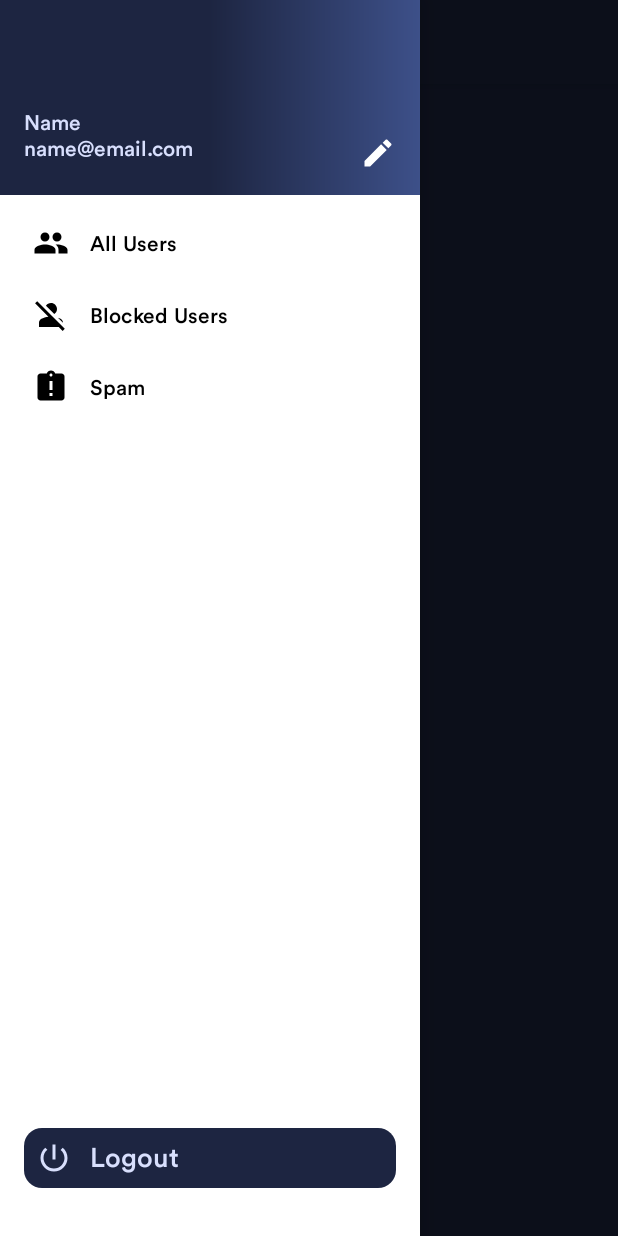
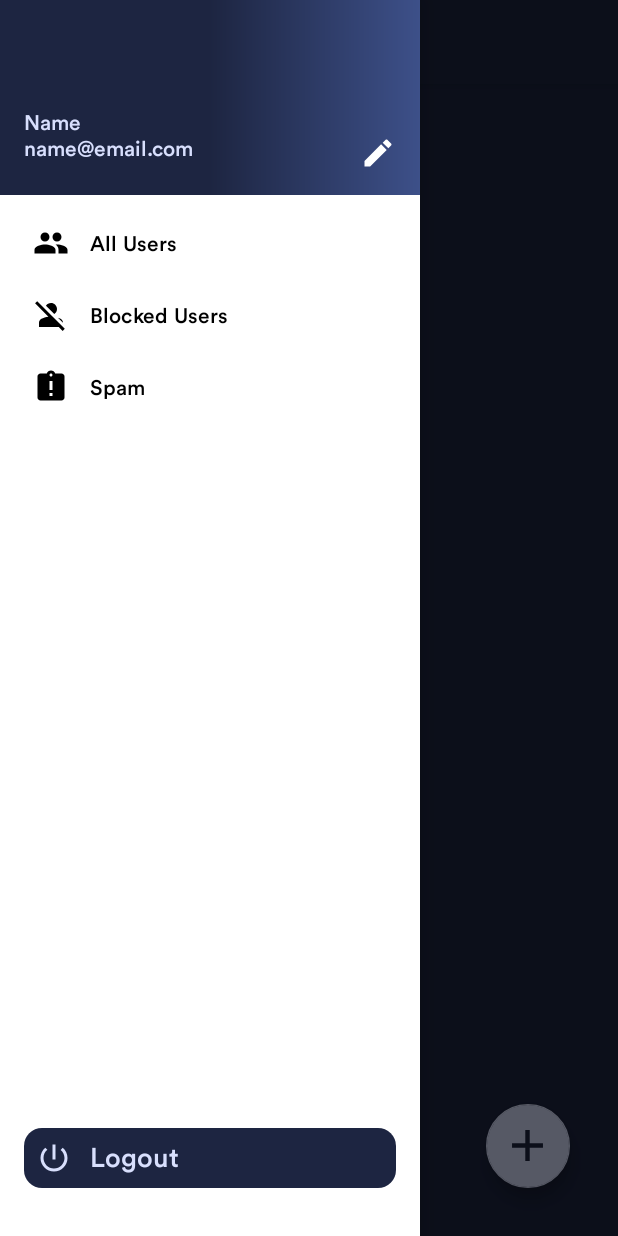
Before and after one commit to Umair-Syed/TheSystem_SpamDetection, an Android app: the screen it shows after launch once a user with an empty profile is signed in (MainActivity), with the side drawer open, on a phone screen of 412 x 824 dp. Run offline under Robolectric (Android 15) with nearby library versions, the phone set to English and light mode, and no system bars; our stand-ins replace Firebase (no records; nobody signed in at launch, a user with empty details on screens opened directly), navigation-ui; 4 statements that could not run were skipped.

Commit message:
feat: add product to database

```diff
--- a/app/build.gradle
+++ b/app/build.gradle
@@ -82,4 +82,8 @@ dependencies {
     def nav_version = "2.3.0"
     implementation "androidx.navigation:navigation-fragment-ktx:$nav_version"
     implementation "androidx.navigation:navigation-ui-ktx:$nav_version"
+
+    // Glide
+    implementation 'com.github.bumptech.glide:glide:4.11.0'
+    kapt 'com.github.bumptech.glide:compiler:4.11.0'
 }
--- a/app/src/main/java/com/skapps/android/csicodathonproject/ui/home/HomeFragment.kt
+++ b/app/src/main/java/com/skapps/android/csicodathonproject/ui/home/HomeFragment.kt
@@ -3,13 +3,28 @@ package com.skapps.android.csicodathonproject.ui.home
 import android.os.Bundle
 import android.view.View
 import androidx.appcompat.app.AppCompatActivity
+import androidx.datastore.core.DataStore
+import androidx.datastore.preferences.core.Preferences
+import androidx.datastore.preferences.core.preferencesKey
+import androidx.datastore.preferences.createDataStore
 import androidx.fragment.app.Fragment
+import androidx.lifecycle.lifecycleScope
+import androidx.navigation.fragment.findNavController
 import com.skapps.android.csicodathonproject.R
+import com.skapps.android.csicodathonproject.data.Product
 import com.skapps.android.csicodathonproject.databinding.FragmentHomeBinding
+import com.skapps.android.csicodathonproject.ui.login.DATA_STORE_KEY
+import com.skapps.android.csicodathonproject.ui.login.PREF_KEY_IS_ADMIN
+import kotlinx.coroutines.flow.Flow
+import kotlinx.coroutines.flow.collect
+import kotlinx.coroutines.flow.map
+import kotlinx.coroutines.launch
 
 
-class HomeFragment : Fragment(R.layout.fragment_home) {
+class HomeFragment : Fragment(R.layout.fragment_home), ProductsListAdapter.ItemAdapterListener {
     private lateinit var binding: FragmentHomeBinding
+
+    private val productList = ArrayList<Product>()
 
     override fun onViewCreated(view: View, savedInstanceState: Bundle?) {
         super.onViewCreated(view, savedInstanceState)
@@ -20,5 +35,45 @@ class HomeFragment : Fragment(R.layout.fragment_home) {
             (activity as MainActivity).supportActionBar?.title = "Products"
         }
 
+        setUpFab()
+
+        binding.productsRecyclerView.adapter = ProductsListAdapter(requireContext(), this)
+
+    }
+
+    //admin only
+    private fun setUpFab() {
+        val dataStore: DataStore<Preferences> = requireActivity().createDataStore(
+            name = DATA_STORE_KEY
+        )
+        val isAdminKey = preferencesKey<Boolean>(PREF_KEY_IS_ADMIN)
+        val isAdminFlow: Flow<Boolean> = dataStore.data.map {
+            it[isAdminKey] ?: false
+        }
+
+        lifecycleScope.launch {
+            isAdminFlow.collect { isAdmin ->
+                if (!isAdmin) {
+                    binding.fab.visibility = View.GONE
+                } else {
+                    binding.fab.visibility = View.VISIBLE
+                }
+
+                binding.fab.setOnClickListener {
+                    if (isAdmin) {
+                        val action = HomeFragmentDirections.actionHomeFragmentToAddProductFragment()
+                        findNavController().navigate(action)
+                    }
+                }
+
+            }
+        }
+    }
+
+
+
+    override fun onItemClicked(product: Product) {
+        val action = HomeFragmentDirections.actionHomeFragmentToProductDetailsFragment(product)
+        findNavController().navigate(action)
     }
 }
--- a/app/src/main/java/com/skapps/android/csicodathonproject/util/FirebaseUtils.kt
+++ b/app/src/main/java/com/skapps/android/csicodathonproject/util/FirebaseUtils.kt
@@ -4,5 +4,6 @@ package com.skapps.android.csicodathonproject.util
  * Created by Syed Umair on 17/12/2020.
  */
 const val KEY_COLLECTION_USERS: String = "users"
+const val KEY_COLLECTION_PRODUCTS: String = "products"
 const val KEY_USER_DOC_NAME = "name"
 const val KEY_USER_DOC_EMAIL = "email"
--- /dev/null
+++ b/app/src/main/res/drawable/ic_baseline_add_24.xml
@@ -0,0 +1,10 @@
+<vector xmlns:android="http://schemas.android.com/apk/res/android"
+    android:width="24dp"
+    android:height="24dp"
+    android:viewportWidth="24"
+    android:viewportHeight="24"
+    android:tint="?attr/colorControlNormal">
+  <path
+      android:fillColor="@android:color/white"
+      android:pathData="M19,13h-6v6h-2v-6H5v-2h6V5h2v6h6v2z"/>
+</vector>
--- a/app/src/main/res/drawable/round_rect_white.xml
+++ b/app/src/main/res/drawable/round_rect_white.xml
@@ -2,7 +2,7 @@
 <shape xmlns:android="http://schemas.android.com/apk/res/android"
     android:shape="rectangle">
 
-    <solid android:color="#e0e0e0" />
+    <solid android:color="@color/secondaryColor" />
 
     <corners android:radius="12dp" />
 
--- a/app/src/main/res/layout/fragment_home.xml
+++ b/app/src/main/res/layout/fragment_home.xml
@@ -1,15 +1,40 @@
 <?xml version="1.0" encoding="utf-8"?>
-<FrameLayout xmlns:android="http://schemas.android.com/apk/res/android"
+<RelativeLayout xmlns:android="http://schemas.android.com/apk/res/android"
     xmlns:tools="http://schemas.android.com/tools"
     android:layout_width="match_parent"
     android:layout_height="match_parent"
+    xmlns:app="http://schemas.android.com/apk/res-auto"
     android:background="@color/primaryColor"
     tools:context=".ui.home.HomeFragment">
 
-    <!-- TODO: Update blank fragment layout -->
+    <androidx.recyclerview.widget.RecyclerView
+        android:id="@+id/products_recycler_view"
+        android:layout_width="match_parent"
+        android:layout_height="match_parent"/>
+
     <TextView
-        android:layout_width="match_parent"
-        android:layout_height="match_parent"
-        android:text="@string/hello_blank_fragment" />
+        android:id="@+id/empty_view"
+        android:text="No product currently available!"
+        android:layout_width="wrap_content"
+        android:layout_height="wrap_content"
+        android:layout_centerInParent="true"
+        android:textSize="16sp"
+        android:textStyle="normal"
+        android:visibility="gone"/>
 
-</FrameLayout>
+    <com.google.android.material.floatingactionbutton.FloatingActionButton
+        android:id="@+id/fab"
+        android:layout_width="wrap_content"
+        android:layout_height="wrap_content"
+        android:src="@drawable/ic_baseline_add_24"
+        app:backgroundTint="@color/secondaryColor"
+        app:maxImageSize="35dp"
+        android:layout_alignParentBottom="true"
+        android:layout_alignParentEnd="true"
+        android:layout_marginBottom="32dp"
+        android:layout_marginEnd="32dp"
+        app:tint="@color/primaryColor"
+        app:elevation="6dp"
+        android:contentDescription="Add new Product" />
+
+</RelativeLayout>
--- a/app/src/main/res/values/themes.xml
+++ b/app/src/main/res/values/themes.xml
@@ -45,4 +45,10 @@
     <style name="PositiveButtonStyle" parent="Widget.MaterialComponents.Button.TextButton.Dialog">
         <item name="android:textColor">#35C600</item>
     </style>
+
+    <style name="RatingBarTheme" parent="Theme.AppCompat">
+        <item name="colorControlNormal">#636363</item>
+        <item name="colorControlActivated">#F57F17</item>
+    </style>
+
 </resources>
```
Also changed, not shown: app/src/main/java/com/skapps/android/csicodathonproject/data/Product.kt (added, +16 -0 lines), app/src/main/java/com/skapps/android/csicodathonproject/ui/home/AddProductFragment.kt (added, +77 -0 lines), app/src/main/java/com/skapps/android/csicodathonproject/ui/home/ProductDetailsFragment.kt (added, +13 -0 lines), app/src/main/java/com/skapps/android/csicodathonproject/ui/home/ProductsListAdapter.kt (added, +71 -0 lines), app/src/main/res/drawable/ic_baseline_image_24.xml (added, +10 -0 lines), app/src/main/res/layout/fragment_add_product.xml (added, +109 -0 lines), app/src/main/res/layout/fragment_product_details.xml (added, +14 -0 lines), app/src/main/res/layout/list_item_product.xml (added, +75 -0 lines), app/src/main/res/navigation/main_navigation.xml (+22 -1 lines), app/src/main/res/drawable/ic_edit_24.xml (renamed from app/src/main/res/drawable-v24/ic_edit_24.xml), app/src/main/res/drawable/placeholder_image.png (added).
